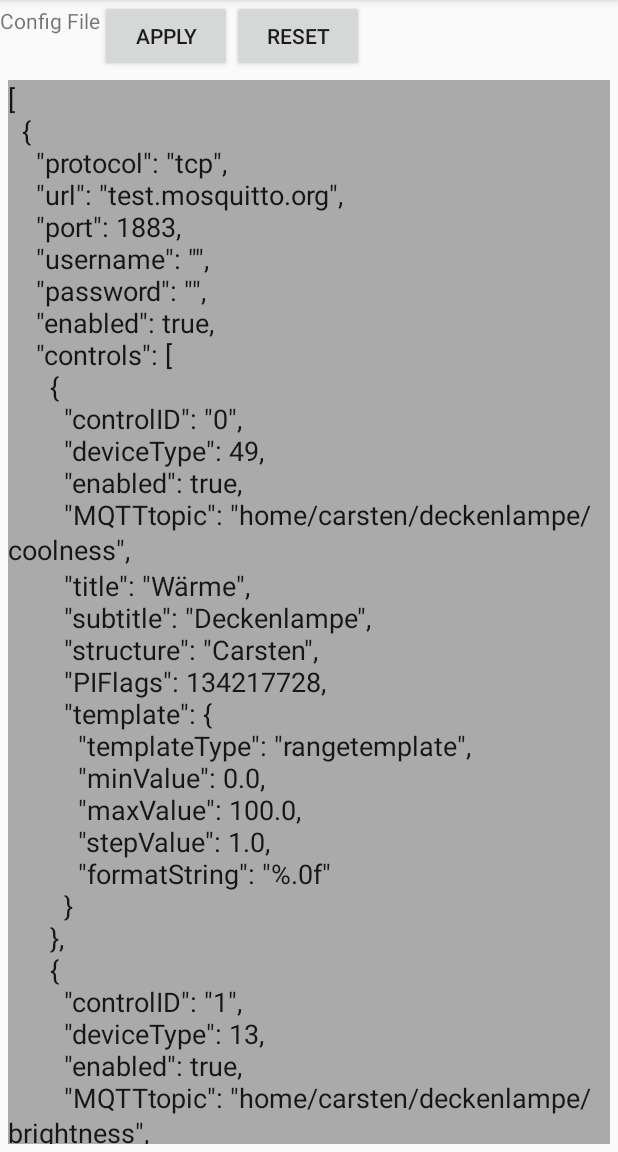
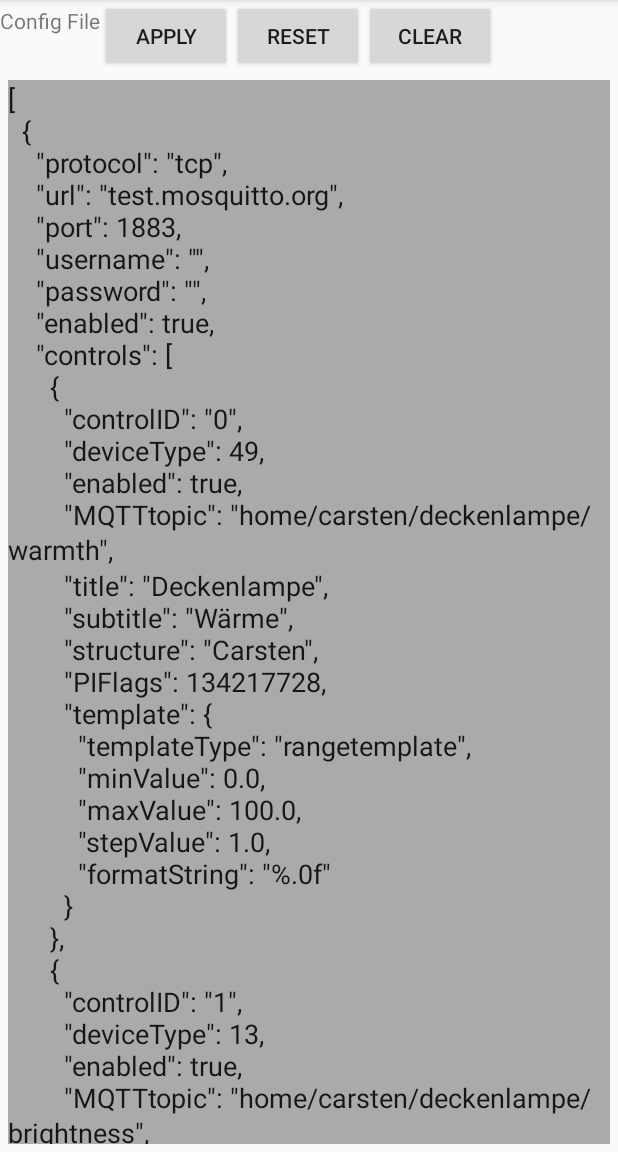
Before and after one commit to Cast39/MQTT_Device_Controls, an Android app: the screen it shows after launch (MainActivity), after a tap on "RESET", on a phone screen of 412 x 824 dp, the part 84-1236 px from its top. Run offline under Robolectric (Android 15) with nearby library versions, the phone set to English and light mode, and no system bars; network calls fail.

Commit message:
added clear button, which shows a basic config corrected testConfig

```diff
--- a/app/src/main/java/com/stecker/mqttdevicecontrols/MainActivity.java
+++ b/app/src/main/java/com/stecker/mqttdevicecontrols/MainActivity.java
@@ -27,6 +27,24 @@ public class MainActivity extends AppCompatActivity {
     public String configFile;
     public Gson gson = new Gson();
 
+    public String getBaseConfig() {
+        LinkedList<Server> servers = new LinkedList<>();
+        Server s = new Server();
+        s.url = "test.mosquitto.org";
+
+        s.controls.add(new Control());
+        s.controls.get(0).structure = "Carsten";
+        s.controls.get(0).controlID = "0";
+        s.controls.get(0).deviceType = DeviceTypes.TYPE_LIGHT;
+        s.controls.get(0).MQTTtopic = "home/carsten/light/state";
+        s.controls.get(0).title = "Light";
+        s.controls.get(0).subtitle = "State";
+        s.controls.get(0).template = new Toggletemplate();
+
+        servers.add(s);
+        return gson.toJson(servers);
+    }
+
     public String getTestConfig() {
         LinkedList<Server> servers = new LinkedList<>();
         Server s = new Server();
@@ -36,9 +54,9 @@ public class MainActivity extends AppCompatActivity {
         s.controls.get(0).structure = "Carsten";
         s.controls.get(0).controlID = "0";
         s.controls.get(0).deviceType = DeviceTypes.TYPE_THERMOSTAT;
-        s.controls.get(0).MQTTtopic = "home/carsten/deckenlampe/coolness";
-        s.controls.get(0).title = "Wärme";
-        s.controls.get(0).subtitle = "Deckenlampe";
+        s.controls.get(0).MQTTtopic = "home/carsten/deckenlampe/warmth";
+        s.controls.get(0).title = "Deckenlampe";
+        s.controls.get(0).subtitle = "Wärme";
         s.controls.get(0).template = new Rangetemplate();
 
         s.controls.add(new Control());
@@ -46,8 +64,8 @@ public class MainActivity extends AppCompatActivity {
         s.controls.get(1).controlID = "1";
         s.controls.get(1).deviceType = DeviceTypes.TYPE_LIGHT;
         s.controls.get(1).MQTTtopic = "home/carsten/deckenlampe/brightness";
-        s.controls.get(1).title = "Helligkeit";
-        s.controls.get(1).subtitle = "Deckenlampe";
+        s.controls.get(1).title = "Deckenlampe";
+        s.controls.get(1).subtitle = "Helligkeit";
         s.controls.get(1).template = new Rangetemplate();
 
         s.controls.add(new Control());
@@ -100,7 +118,6 @@ public class MainActivity extends AppCompatActivity {
         s.controls.get(6).template.command = "switch mode!";
 
         servers.add(s);
-        Gson gson = new Gson();
         return gson.toJson(servers);
     }
     public SettingsAPI initConfigFile() {
@@ -151,6 +168,23 @@ public class MainActivity extends AppCompatActivity {
             @Override
             public void onClick(View v) {
                 s.saveSettings(getTestConfig());
+
+                EditText editor = findViewById(R.id.configfileeditor);
+                try {
+                    editor.setText(s.getSettingsText(true));
+                } catch (FileNotFoundException e) {
+                    editor.setText("Error while reading Settings");
+                    e.printStackTrace();
+                }
+            }
+        });
+
+        Button clearButton = findViewById(R.id.clearButton);
+        clearButton.setOnClickListener(new View.OnClickListener() {
+            @Override
+            public void onClick(View v) {
+                s.saveSettings(getBaseConfig());
+
                 EditText editor = findViewById(R.id.configfileeditor);
                 try {
                     editor.setText(s.getSettingsText(true));
--- a/app/src/main/res/layout/activity_main.xml
+++ b/app/src/main/res/layout/activity_main.xml
@@ -27,7 +27,14 @@
         android:text="@string/ResetButtonText"
         android:layout_toRightOf="@+id/saveButton"
         android:id="@+id/resetButton"
-        android:shadowColor="@android:color/holo_red_dark"
+        />
+
+    <Button
+        android:layout_width="wrap_content"
+        android:layout_height="wrap_content"
+        android:text="@string/ClearButtonText"
+        android:layout_toRightOf="@+id/resetButton"
+        android:id="@+id/clearButton"
         />
 
     <EditText
--- a/app/src/main/res/values/strings.xml
+++ b/app/src/main/res/values/strings.xml
@@ -3,4 +3,5 @@
     <string name="config_file">testConfig.json</string>
     <string name="SaveButtonText">apply</string>
     <string name="ResetButtonText">reset</string>
+    <string name="ClearButtonText">clear</string>
 </resources>
```
